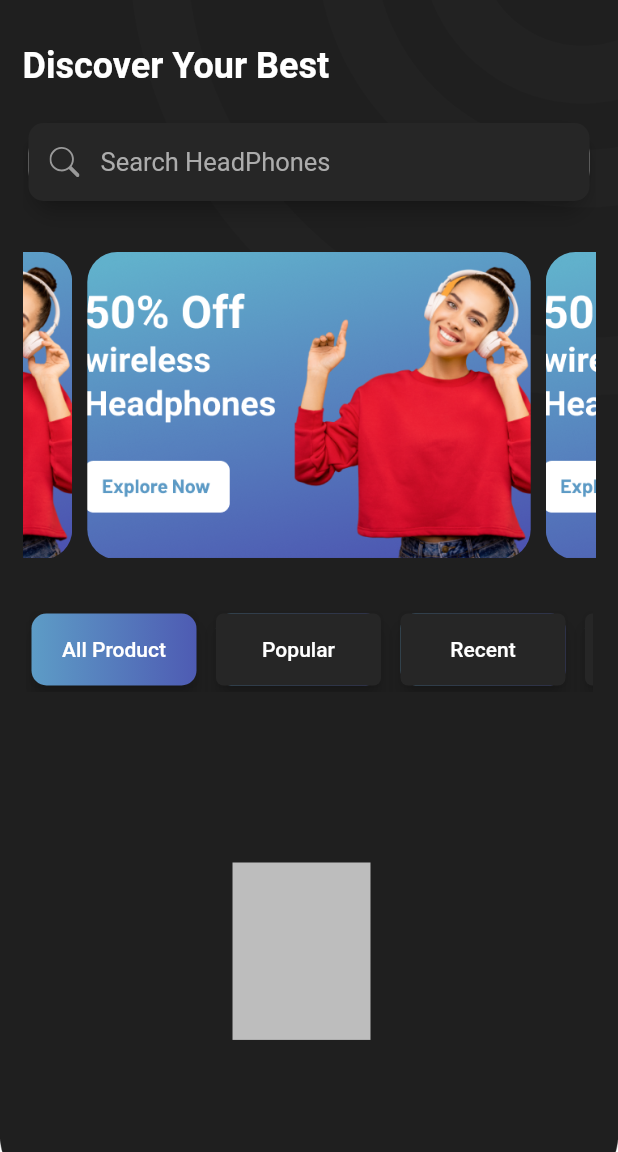
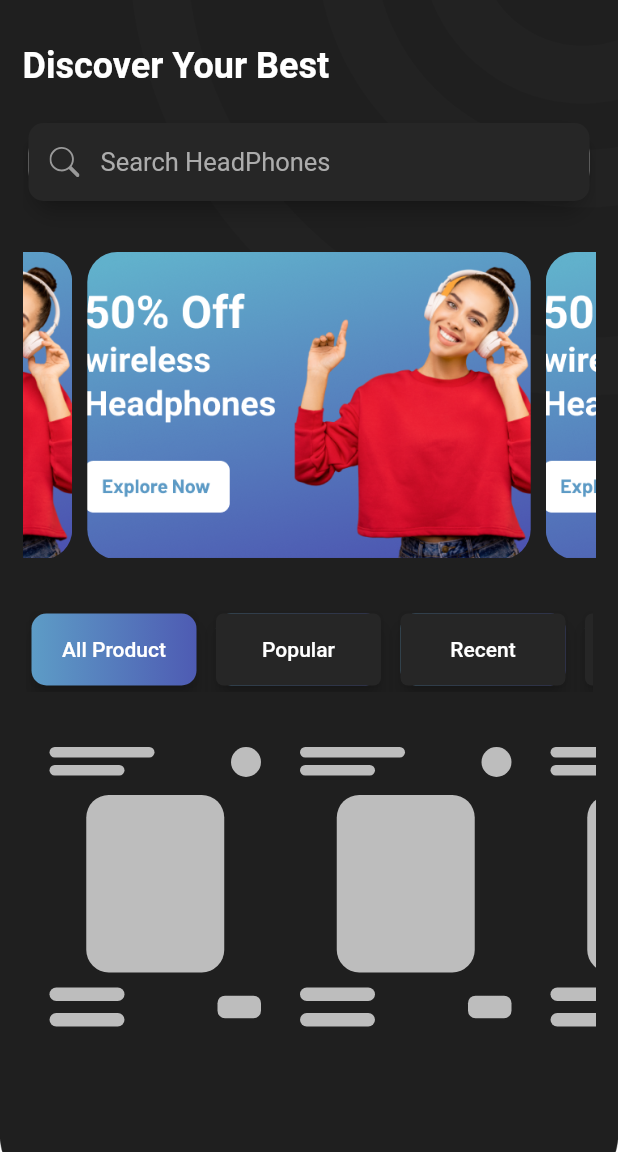
Before and after one commit to teezcode/headphone_shop, a Flutter app: the HomeScreen screen opened directly, on a phone screen of 412 x 824 dp, the part 84-1236 px from its top. Run offline on Flutter 3.47's test engine with Material 2 defaults, Android fonts, the phone set to English and light mode, and no system bars; drawn by our look-alikes of carousel_slider, shimmer; our stand-ins replace flutter_bloc, flutter_svg; missing offline and left inert: slidable_button.

Commit message:
fixed boxshimmer error

```diff
--- a/lib/ui/screens/home_screen.dart
+++ b/lib/ui/screens/home_screen.dart
@@ -140,7 +140,9 @@ class _HomeScreenState extends State<HomeScreen> {
                   },
                   builder: (context, state){
                     if(state is HomeLoadingState){
-                      return const BoxShimmer();
+                      return const SizedBox(
+                        height: 350,
+                          child: BoxShimmer());
                     } else if(state is HomeSuccessState){
                       return SizedBox(
                         height: 300,
--- a/lib/ui/widgets/boxShimmer.dart
+++ b/lib/ui/widgets/boxShimmer.dart
@@ -9,17 +9,17 @@ class BoxShimmer extends StatelessWidget{
   @override
   Widget build(BuildContext context){
     return Container(
-      //height: 250,
+      height: 250,
       child: ListView.builder(
-        shrinkWrap: true,
+        scrollDirection: Axis.horizontal,
         itemCount: 6,
         itemBuilder: (_, index){
           return Shimmer.fromColors(
             baseColor: Colors.grey[400]!,
             highlightColor: Colors.grey[300]!,
             child: Container(
-              margin: EdgeInsets.only(right: 10),
-              //height: 250,
+              margin: EdgeInsets.only(left: 10),
+              height: 250,
               width: 157,
               decoration: BoxDecoration(
                 borderRadius: BorderRadius.circular(20),
@@ -36,37 +36,53 @@ class BoxShimmer extends StatelessWidget{
                         Column(
                           crossAxisAlignment: CrossAxisAlignment.start,
                           children: [
-                            Container(width: 70,height: 30,),
+                            Container(width: 70,height: 7,decoration: BoxDecoration(
+                              color: Colors.grey,
+                    borderRadius: BorderRadius.circular(5),
+                            ),),
                             const SizedBox(height: 5),
                             Row(
                               children:  [
-                                Container(width: 50,height: 30,),
-                                SizedBox(width: 5),
+                                Container(width: 50,height: 7,
+                                  decoration:BoxDecoration(
+                                    borderRadius: BorderRadius.circular(5),
+                                      color: Colors.grey
+                                  ),
+                                ),
+                                const SizedBox(width: 5),
                               ],
                             ),
                           ],
                         ),
                         Container(
                           width: 20,height: 20,
-                          decoration: BoxDecoration(shape: BoxShape.circle),
+                          decoration: const BoxDecoration(
+                            shape: BoxShape.circle,
+                              color: Colors.grey
+                            //borderRadius: BorderRadius.circular(5),
+                          ),
                         )
                       ],
                     ),
-                    SizedBox(height: 12),
+                    const SizedBox(height: 12),
                     Container(
                       width: 91.99,
                       height: 118.27,
-                      color: Colors.grey,
+                      decoration: BoxDecoration(borderRadius: BorderRadius.circular(15), color: Colors.grey,),
                     ),
-                    SizedBox(height: 10),
+                    const SizedBox(height: 10),
                     Row(
                       mainAxisAlignment: MainAxisAlignment.spaceBetween,
                       children: [
                         Column(
-                          children:  const [
-                            SizedBox(width: 50,height: 30,),
-                            SizedBox(height: 8),
-                            SizedBox(width: 50,height: 30,),
+                          children: [
+                            Container(width: 50,height: 9,decoration: BoxDecoration(color: Colors.grey,
+                              borderRadius: BorderRadius.circular(5),
+                            ),),
+                            const SizedBox(height: 8),
+                            Container(width: 50,height: 9, decoration:BoxDecoration(color: Colors.grey,
+                              borderRadius: BorderRadius.circular(5),
+                            )),
                           ],
                         ),
                         GestureDetector(
@@ -74,8 +90,9 @@ class BoxShimmer extends StatelessWidget{
 
                           },
                           child: Container(
-                            width: 28,
-                            height: 28,
+                            width: 29,
+                            height: 15,
+                              decoration: BoxDecoration(color: Colors.grey, borderRadius: BorderRadius.circular(5),)
                           ),
                         )
                       ],
```
Also changed, not shown: images/headphone_1.png (added).
